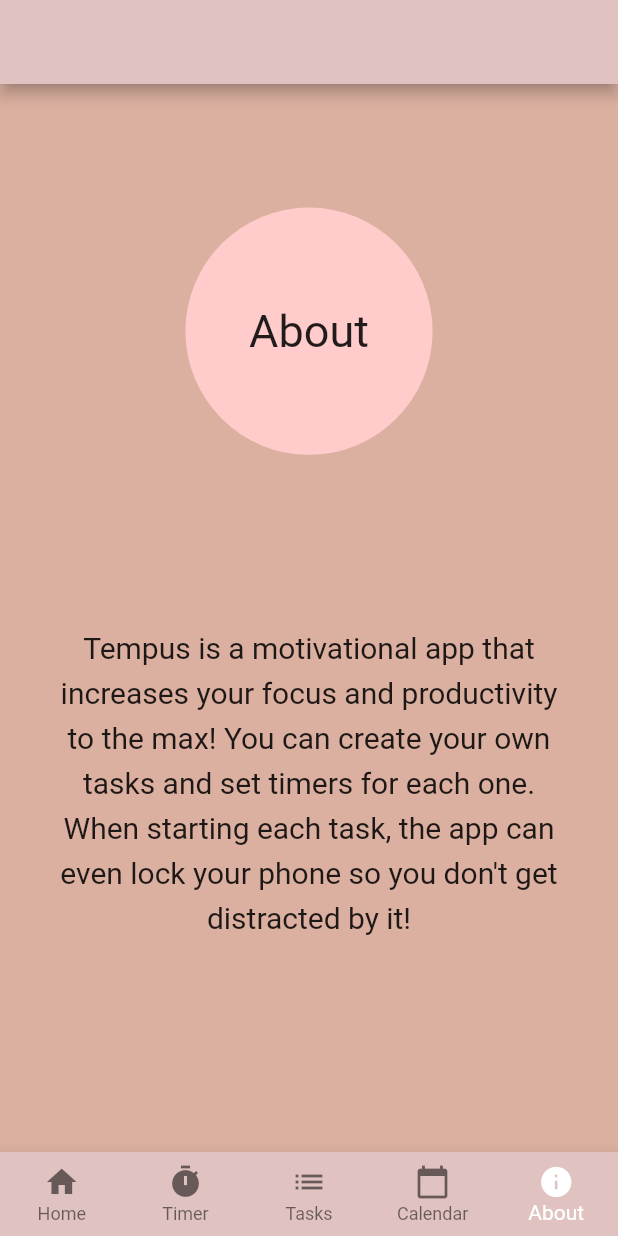
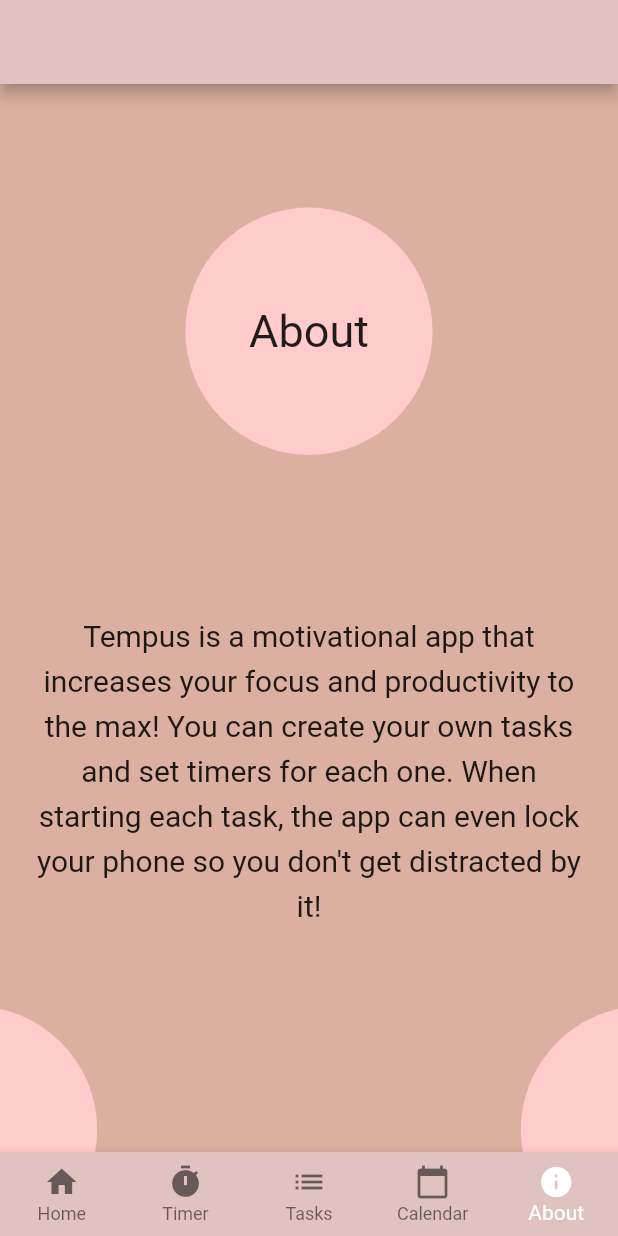
Before and after one commit to samderanova/tempus, a Flutter app: the screen it shows after launch, item 5 of the bottom bar chosen, on a phone screen of 412 x 824 dp. Run offline on Flutter 3.47's test engine with Material 2 defaults, Android fonts, the phone set to English and light mode, and no system bars; our stand-ins replace sqflite, table_calendar; accounts and stored records are empty; network calls fail.

Commit message:
Added partial circle to home and about page

```diff
--- a/lib/about.dart
+++ b/lib/about.dart
@@ -3,7 +3,11 @@
 class About extends StatelessWidget {
   @override
   Widget build(BuildContext context) {
-    return Column(
+    return Stack(
+      children: [
+        Align(
+          alignment: Alignment.center,
+          child: Column(
             children: [
               Container(
                 child: Text(
@@ -12,27 +16,53 @@
                     fontSize: 30,
                   ),
                 ),
-          decoration: new BoxDecoration(
+                decoration: BoxDecoration(
                   color: Color(0xffffcccb),
                   shape: BoxShape.circle,
                 ),
                 height: MediaQuery.of(context).size.height / 2.5,
                 width: MediaQuery.of(context).size.width / 2.5,
                 alignment: Alignment.center,
+              )
+            ],
+          ),
         ),
         Container(
           alignment: Alignment.center,
           child: Padding(
             child: Text(
-              "Tempus is a motivational app that increases your focus and productivity to the max! You can create your own tasks and set timers for each one. When starting each task, the app can even lock your phone so you don't get distracted by it!",
+              "\n\n\n\nTempus is a motivational app that increases your focus and productivity to the max! You can create your own tasks and set timers for each one. When starting each task, the app can even lock your phone so you don't get distracted by it!",
               style: TextStyle(fontSize: 20, height: 1.5),
               textAlign: TextAlign.center,
             ),
-            padding: EdgeInsets.all(30),
+            padding: EdgeInsets.fromLTRB(20, 100, 20, 20),
           ),
-        )
+        ),
+        Positioned(
+          left: -100,
+          bottom: -150,
+          child: Container(
+            decoration: BoxDecoration(
+              color: Color(0xffffcccb),
+              shape: BoxShape.circle,
+            ),
+            height: MediaQuery.of(context).size.height / 2.5,
+            width: MediaQuery.of(context).size.width / 2.5,
+          ),
+        ),
+        Positioned(
+          right: -100,
+          bottom: -150,
+          child: Container(
+            decoration: BoxDecoration(
+              color: Color(0xffffcccb),
+              shape: BoxShape.circle,
+            ),
+            height: MediaQuery.of(context).size.height / 2.5,
+            width: MediaQuery.of(context).size.width / 2.5,
+          ),
+        ),
       ],
-      mainAxisSize: MainAxisSize.max,
     );
   }
 }
```
Also changed, not shown: lib/home.dart (+27 -6 lines). Lines whose indentation alone changed are shown as unchanged.
